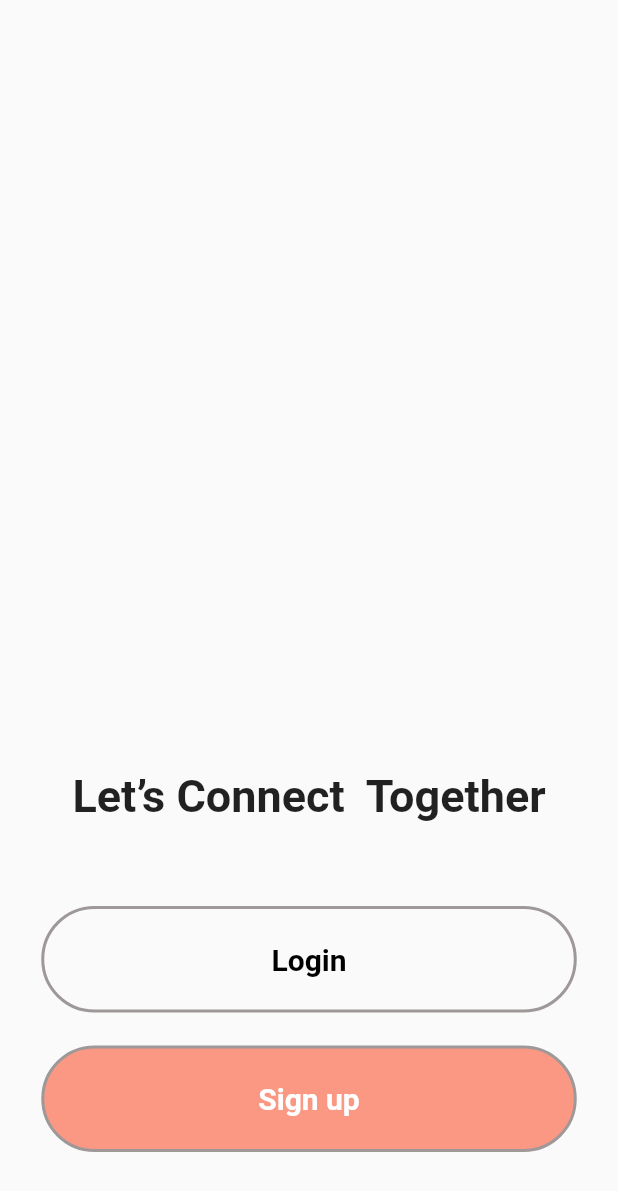
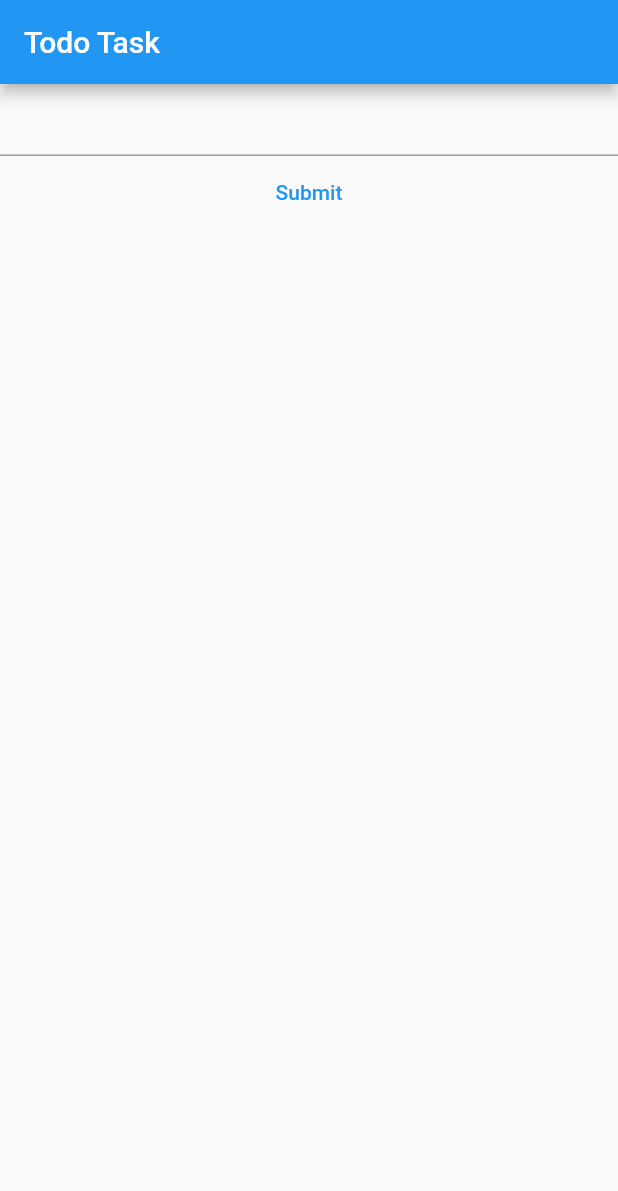
Before and after one commit to maheshmobileApp/flutter_class_content, a Flutter app: the screen it shows after launch, on a phone screen of 412 x 824 dp. Shown: the top 1191 px of the screen. Run offline on Flutter 3.47's test engine with Material 2 defaults, Android fonts, the phone set to English and light mode, and no system bars; our stand-ins replace flutter_svg; missing offline and left inert: dart:ffi; project files that could hold a hidden picture were left out.

Commit message:
todo task, images add

```diff
--- a/lib/GetStart/getStartScren.dart
+++ b/lib/GetStart/getStartScren.dart
@@ -1,6 +1,7 @@
 import 'package:flutter/material.dart';
 import 'package:flutter/src/widgets/framework.dart';
 import 'package:flutter/src/widgets/placeholder.dart';
+import 'package:flutter_svg/flutter_svg.dart';
 
 class GetStartScren extends StatefulWidget {
   const GetStartScren({super.key});
@@ -18,6 +19,8 @@ class _GetStartScrenState extends State<GetStartScren> {
           mainAxisAlignment: MainAxisAlignment.end,
           crossAxisAlignment: CrossAxisAlignment.center,
           children: [
+            SvgPicture.asset("assets/happy-fruit.svg"),
+            Image.asset("assets/logoimage.jpg"),
             Text(
               "Let’s Connect  Together",
               style: TextStyle(fontSize: 30, fontWeight: FontWeight.w600),
--- a/lib/Home/homeScreen.dart
+++ b/lib/Home/homeScreen.dart
@@ -15,7 +15,9 @@ class _HomeScreenState extends State<HomeScreen> {
   Widget build(BuildContext context) {
     return Scaffold(
         appBar: AppBar(title: Text("Home Screen")),
-        body: ListView.separated(
+        body: Column(
+          children: [
+            ListView.separated(
               // scrollDirection: Axis.horizontal,
               separatorBuilder: (context, index) {
                 // return Divider(
@@ -38,6 +40,8 @@ class _HomeScreenState extends State<HomeScreen> {
                   color: Colors.orange,
                 );
               },
+            ),
+          ],
         ));
   }
 }
--- /dev/null
+++ b/lib/ToDoTask/ToDoTask.dart
@@ -0,0 +1,72 @@
+import 'package:flutter/material.dart';
+import 'package:flutter/src/widgets/framework.dart';
+import 'package:flutter/src/widgets/placeholder.dart';
+
+class ToDoTaskScreen extends StatefulWidget {
+  const ToDoTaskScreen({super.key});
+
+  @override
+  State<ToDoTaskScreen> createState() => _ToDoTaskScreenState();
+}
+
+class _ToDoTaskScreenState extends State<ToDoTaskScreen> {
+  TextEditingController _todoFieldController = TextEditingController();
+  List<String> _tasks = [];
+  @override
+  Widget build(BuildContext context) {
+    return Scaffold(
+      appBar: AppBar(title: Text("Todo Task")),
+      body: Column(children: [
+        Expanded(
+            child: Container(
+              child: Column(children: [
+                TextFormField(
+                  controller: _todoFieldController,
+                ),
+                TextButton(
+                    onPressed: () {
+                      //
+                      setState(() {
+                        _tasks.add(_todoFieldController.text);
+                      });
+                      print("print the tasks list $_tasks");
+                    },
+                    child: Text("Submit"))
+              ]),
+            ),
+            flex: 1),
+        Expanded(
+          child: ListView.separated(
+            // scrollDirection: Axis.horizontal,
+            separatorBuilder: (context, index) {
+              // return Divider(
+              //   height: 5,
+              //   color: Colors.red,
+              // );
+              return Container(
+                height: 10,
+                color: Colors.blue,
+              );
+            },
+            itemCount: _tasks.length,
+            itemBuilder: (context, index) {
+              final data = _tasks[index];
+              return Container(
+                // margin: EdgeInsets.all(10),
+                height: 100,
+                width: 200,
+                child: Text(data),
+                color: Colors.orange,
+              );
+            },
+          ),
+          flex: 5,
+        )
+      ]),
+    );
+  }
+}
+
+//400
+
+//1:3
--- a/lib/main.dart
+++ b/lib/main.dart
@@ -1,6 +1,7 @@
 import 'package:flutter/material.dart';
 import 'package:lucid_training_class/GetStart/getStartScren.dart';
 import 'package:lucid_training_class/Home/homeScreen.dart';
+import 'package:lucid_training_class/ToDoTask/ToDoTask.dart';
 
 import 'Login/loginScreen.dart';
 
@@ -28,11 +29,12 @@ class MyApp extends StatelessWidget {
         // is not restarted.
         primarySwatch: Colors.blue,
       ),
-      initialRoute: "/getStart",
+      initialRoute: "/todoTask",
       routes: {
         "/login": (context) => LoginScreen(),
         "/home": (context) => HomeScreen(),
-        "/getStart":(context) => GetStartScren()
+        "/getStart": (context) => GetStartScren(),
+        "/todoTask": (context) => ToDoTaskScreen()
       },
       // home:LoginScreen(),
     );
```
Also changed, not shown: pubspec.yaml (+6 -3 lines), assets/happy-fruit.svg (added), assets/logoimage.jpg (added), pubspec.lock, 3 other files. Lines whose indentation alone changed are shown as unchanged.
